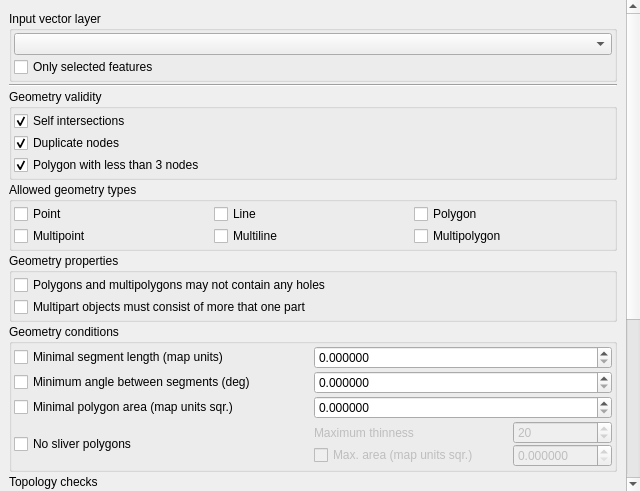
carsmie/QGIS, file src/plugins/geometry_checker/ui/qgsgeometrycheckersetuptab.ui: the form before one commit.
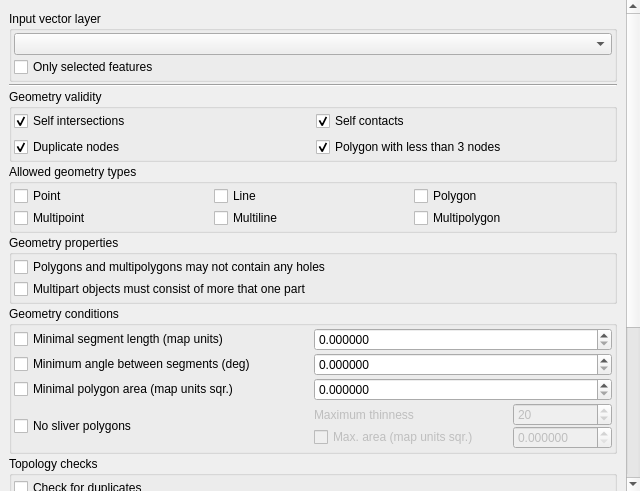
The form after the commit. Icons and pictures are not drawn. Custom widgets are drawn as their Qt base class.

Commit message: [Geometry checker] Add self-contact check

```diff
--- a/src/plugins/geometry_checker/ui/qgsgeometrycheckersetuptab.ui
+++ b/src/plugins/geometry_checker/ui/qgsgeometrycheckersetuptab.ui
@@ -41,9 +41,9 @@
       <property name="geometry">
        <rect>
         <x>0</x>
-        <y>-301</y>
-        <width>670</width>
-        <height>776</height>
+        <y>0</y>
+        <width>626</width>
+        <height>726</height>
        </rect>
       </property>
       <layout class="QGridLayout" name="gridLayout_4">
@@ -117,10 +117,7 @@
             <property name="flat">
              <bool>true</bool>
             </property>
-            <layout class="QVBoxLayout" name="verticalLayout_4">
-             <property name="spacing">
-              <number>2</number>
-             </property>
+            <layout class="QGridLayout" name="gridLayout_8">
              <property name="leftMargin">
               <number>2</number>
              </property>
@@ -133,7 +130,7 @@
              <property name="bottomMargin">
               <number>2</number>
              </property>
-             <item>
+             <item row="0" column="0">
               <widget class="QCheckBox" name="checkBoxSelfIntersections">
                <property name="text">
                 <string>Self intersections</string>
@@ -143,7 +140,7 @@
                </property>
               </widget>
              </item>
-             <item>
+             <item row="1" column="0">
               <widget class="QCheckBox" name="checkBoxDuplicateNodes">
                <property name="text">
                 <string>Duplicate nodes</string>
@@ -153,7 +150,7 @@
                </property>
               </widget>
              </item>
-             <item>
+             <item row="1" column="1">
               <widget class="QCheckBox" name="checkBoxDegeneratePolygon">
                <property name="text">
                 <string>Polygon with less than 3 nodes</string>
@@ -163,6 +160,16 @@
                </property>
               </widget>
              </item>
+             <item row="0" column="1">
+              <widget class="QCheckBox" name="checkBoxSelfContacts">
+               <property name="text">
+                <string>Self contacts</string>
+               </property>
+               <property name="checked">
+                <bool>true</bool>
+               </property>
+              </widget>
+             </item>
             </layout>
            </widget>
           </item>
```
Left out of the diff: 1 changed line with no effect on the pictures. The commit also changes 4 other files.
